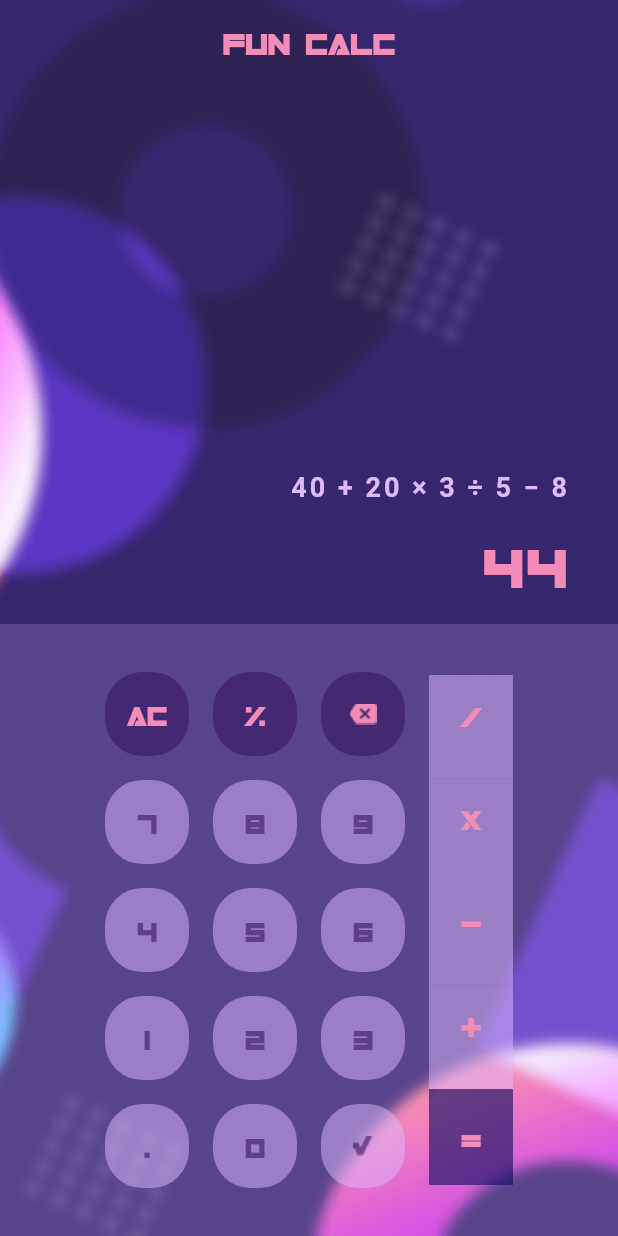
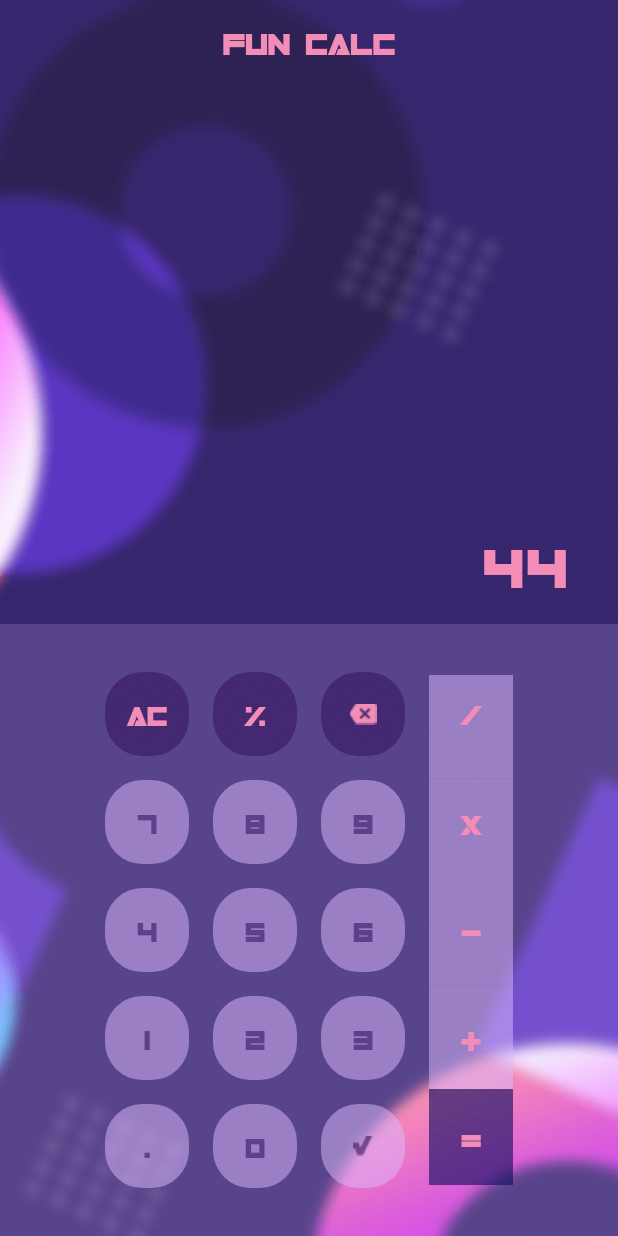
Before and after one commit to mjahid98/Fun-Calc, a Flutter app: the screen it shows after launch, on a phone screen of 412 x 824 dp. Run offline on Flutter 3.47's test engine with Material 2 defaults, Android fonts, the phone set to English and light mode, and no system bars; missing offline and left inert: dart:html; Roboto replaces fonts that are missing (lato).

Commit message:
Added function to button that prints which button is clicked. basically it is printing the button text or icon url

```diff
--- a/lib/main.dart
+++ b/lib/main.dart
@@ -25,7 +25,6 @@ class FunCalcHome extends StatefulWidget {
   const FunCalcHome({Key? key, required this.title}) : super(key: key);
 
   final String title;
-
   @override
   State<FunCalcHome> createState() => _FunCalcHomeState();
 }
@@ -40,6 +39,9 @@ class _FunCalcHomeState extends State<FunCalcHome> {
     var lightPurple50 = Color(0x80DCBAFF);
     var deepLightPurple = Color(0x99361561);
     var deepPurple = Color(0xA1110F61);
+
+    final String lastCalculation = '';
+
 
     return Container(
       height: screenHeight,
@@ -72,7 +74,7 @@ class _FunCalcHomeState extends State<FunCalcHome> {
                 // ),
                 width: screenWidth,
                 child: Text(
-                  '40 + 20 × 3 ÷ 5 − 8',
+                  lastCalculation,
                   textAlign: TextAlign.end,
                   style: TextStyle(
                     color: lightPurple,
@@ -127,8 +129,9 @@ class _FunCalcHomeState extends State<FunCalcHome> {
                               textColor: lightPink,
                             ),
                             CalcIconButton(
-                                btnIcon: 'assets/images/backspace-icon.png',
-                                bgColor: deepLightPurple,),
+                              btnIcon: 'assets/images/backspace-icon.png',
+                              bgColor: deepLightPurple,
+                            ),
                           ],
                         ),
                         Row(
@@ -216,9 +219,18 @@ class _FunCalcHomeState extends State<FunCalcHome> {
                       mainAxisAlignment: MainAxisAlignment.spaceAround,
                       children: [
                         CalcBoxedButton(btnText: '/'),
-                        CalcBoxedButton(btnText: 'x'),
-                        CalcBoxedButton(btnText: '-'),
-                        CalcBoxedButton(btnText: '+'),
+                        CalcBoxedButton(
+                          btnText: 'x',
+                          btnTextPaddingTop: 19,
+                        ),
+                        CalcBoxedButton(
+                          btnText: '-',
+                          btnTextPaddingTop: 22,
+                        ),
+                        CalcBoxedButton(
+                          btnText: '+',
+                          btnTextPaddingTop: 25,
+                        ),
                         CalcBoxedEquationButton(btnText: '=')
                       ],
                     )
--- a/lib/widgets/calc_boxed_btn.dart
+++ b/lib/widgets/calc_boxed_btn.dart
@@ -2,8 +2,9 @@ import 'package:flutter/material.dart';
 
 class CalcBoxedButton extends StatelessWidget {
   final String btnText;
+  final double btnTextPaddingTop;
 
-  const CalcBoxedButton({required this.btnText});
+  const CalcBoxedButton({required this.btnText, this.btnTextPaddingTop = 15});
 
   @override
   Widget build(BuildContext context) {
@@ -15,7 +16,11 @@ class CalcBoxedButton extends StatelessWidget {
     var deepLightPurple = Color(0x99361561);
     var deepPurple = Color(0xA1110F61);
 
-    return Container(
+    return GestureDetector(
+      onTap: () {
+        btnText == 'x' ? print('*') : print(btnText);
+      },
+      child: Container(
         // margin:
         height: 69,
         width: 56,
@@ -24,8 +29,8 @@ class CalcBoxedButton extends StatelessWidget {
           // borderRadius: BorderRadius.circular(25),
         ),
         child: Padding(
-        padding: const EdgeInsets.only(
-          top: 16,
+          padding: EdgeInsets.only(
+            top: btnTextPaddingTop,
           ),
           child: Text(
             btnText,
@@ -34,6 +39,7 @@ class CalcBoxedButton extends StatelessWidget {
               fontSize: 18,
             ),
             textAlign: TextAlign.center,
+          ),
         ),
       ),
     );
@@ -55,7 +61,11 @@ class CalcBoxedEquationButton extends StatelessWidget {
     var deepLightPurple = Color(0x99361561);
     var deepPurple = Color(0xA1110F61);
 
-    return Container(
+    return GestureDetector(
+      onTap: () {
+        print(btnText);
+      },
+      child: Container(
         // margin:
         height: 64,
         width: 56,
@@ -77,6 +87,7 @@ class CalcBoxedEquationButton extends StatelessWidget {
             textAlign: TextAlign.center,
           ),
         ),
+      ),
     );
   }
 }
```
Also changed, not shown: lib/widgets/calc_btn.dart (+20 -0 lines). Lines whose indentation alone changed are shown as unchanged.
